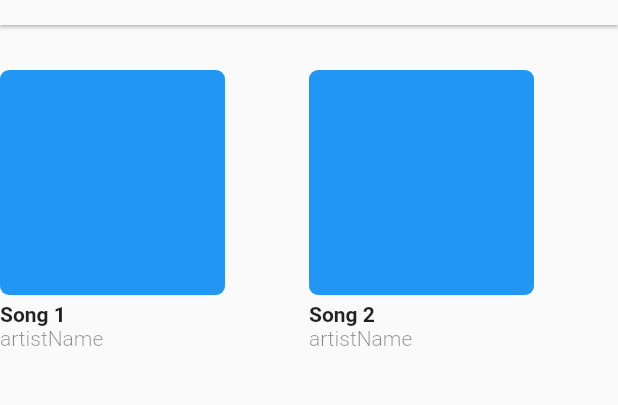
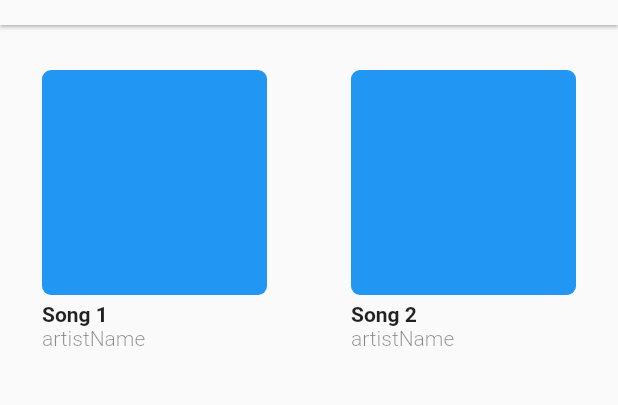
Before and after one commit to kingdennis-crypto/MusicBox, a Flutter app: the FavoriteScreen screen opened directly, on a phone screen of 412 x 824 dp, the part 59-464 px from its top. Run offline on Flutter 3.47's test engine with Material 2 defaults, Android fonts, the phone set to English and light mode, and no system bars; our stand-ins replace get, marquee, sliding_up_panel; network calls fail.

Commit message:
feat: :lipstick: Changed the alignment from left to center

```diff
--- a/lib/components/album.dart
+++ b/lib/components/album.dart
@@ -38,13 +38,17 @@ class _AlbumState extends State<Album> {
           context,
           MaterialPageRoute(
             fullscreenDialog: true,
-            builder: (context) => MusicDetailScreen(artist: widget.artistName, title: widget.albumName,),
+            builder: (context) => MusicDetailScreen(
+              artist: widget.artistName,
+              title: widget.albumName,
+            ),
           ),
         );
       },
       behavior: HitTestBehavior.translucent,
       child: IgnorePointer(
         child: Container(
+          alignment: Alignment.center,
           constraints: const BoxConstraints(maxWidth: 150),
           child: Transform.scale(
             alignment: Alignment.topCenter,
```
